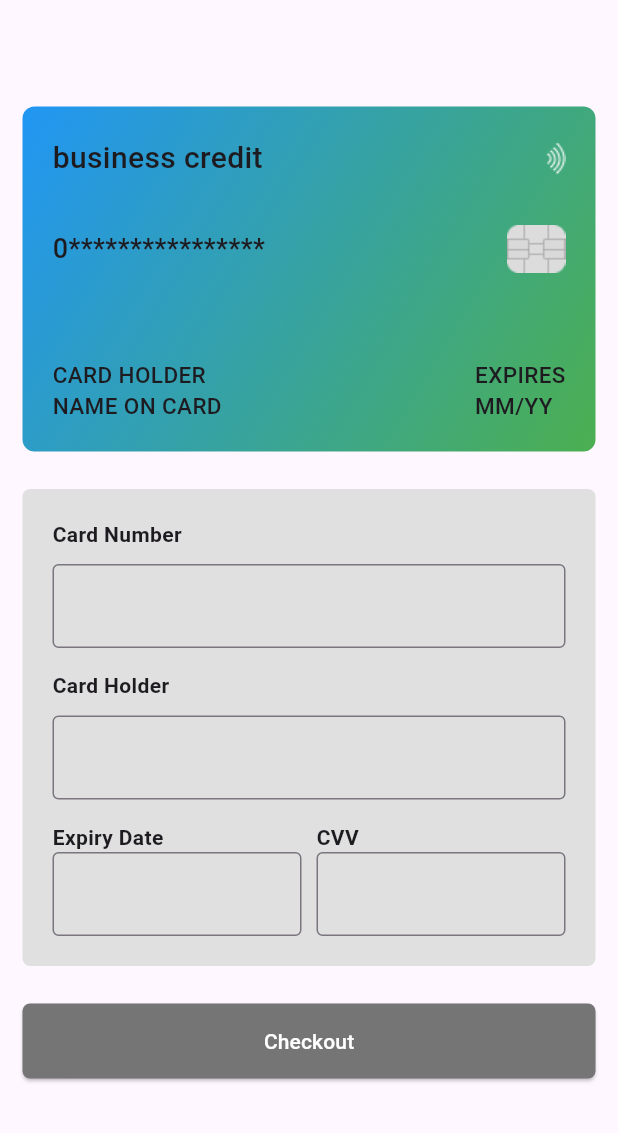
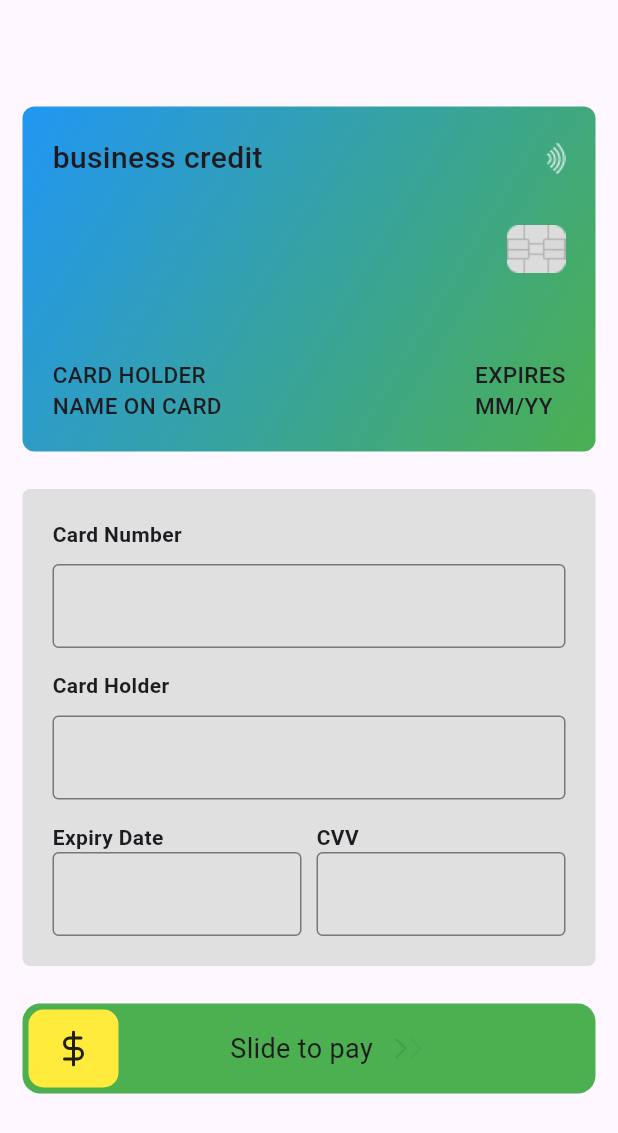
Before and after one commit to AyomideCharles/Animated-FlipCard-Checkout, a Flutter app: the screen it shows after launch, on a phone screen of 412 x 824 dp. Shown: the top 1133 px of the screen. Run offline on Flutter 3.47's test engine with Material 3 defaults, Android fonts, the phone set to English and light mode, and no system bars; our stand-ins replace feather_icons.

Commit message:
feat: animated payment button added, yet to fix card revealed number

```diff
--- a/lib/home.dart
+++ b/lib/home.dart
@@ -1,4 +1,6 @@
+import 'package:bankcard_flip/widgets/payment_button.dart';
 import 'package:flutter/material.dart';
+import 'package:flutter/services.dart';
 
 class FlipCard extends StatefulWidget {
   const FlipCard({super.key});
@@ -47,6 +49,7 @@ class _FlipCardState extends State<FlipCard>
 
   @override
   Widget build(BuildContext context) {
+    final screenSize = MediaQuery.of(context).size;
     return Scaffold(
       appBar: AppBar(),
       body: SingleChildScrollView(
@@ -104,6 +107,10 @@ class _FlipCardState extends State<FlipCard>
                       decoration: const InputDecoration(
                         border: OutlineInputBorder(),
                       ),
+                      inputFormatters: [
+                        FilteringTextInputFormatter.digitsOnly,
+                        LengthLimitingTextInputFormatter(16)
+                      ],
                     ),
                     const SizedBox(
                       height: 15,
@@ -193,17 +200,21 @@ class _FlipCardState extends State<FlipCard>
               const SizedBox(
                 height: 25,
               ),
-              ElevatedButton(
-                  style: ElevatedButton.styleFrom(
-                      shape: RoundedRectangleBorder(
-                          borderRadius: BorderRadius.circular(5)),
-                      backgroundColor: Colors.grey.shade600,
-                      minimumSize: const Size(double.infinity, 50)),
-                  onPressed: () {},
-                  child: const Text(
-                    'Checkout',
-                    style: TextStyle(color: Colors.white),
-                  ))
+              PaymentButton(
+                enabled: true,
+                width: screenSize.width - 20 * 2,
+              ),
+              // ElevatedButton(
+              //     style: ElevatedButton.styleFrom(
+              //         shape: RoundedRectangleBorder(
+              //             borderRadius: BorderRadius.circular(5)),
+              //         backgroundColor: Colors.grey.shade600,
+              //         minimumSize: const Size(double.infinity, 50)),
+              //     onPressed: () {},
+              //     child: const Text(
+              //       'Checkout',
+              //       style: TextStyle(color: Colors.white),
+              //     ))
             ],
           ),
         ),
@@ -380,10 +391,22 @@ class _FlipCardState extends State<FlipCard>
   String generateMaskedCardNumber() {
     final String rawCardNumber = cardNumberController.text;
     const int totalDigits = 16;
+
+    if (rawCardNumber.length >= totalDigits) {
+      return rawCardNumber;
+    }
+
     final int enteredDigits = rawCardNumber.length;
-    final String maskedPart = '*' * (totalDigits - enteredDigits);
+    final int remainingDigits = totalDigits - enteredDigits;
+    final int fullGroups = enteredDigits ~/ 4;
+    final int lastGroupDigits = enteredDigits % 4;
 
-    return '$enteredDigits$maskedPart';
+    final String enteredPart =
+        List.generate(fullGroups, (_) => '****').join(' ');
+    final String lastGroup =
+        rawCardNumber.substring(enteredDigits - lastGroupDigits);
+
+    return '$enteredPart $lastGroup';
   }
 
 // back of the card
--- /dev/null
+++ b/lib/widgets/payment_button.dart
@@ -0,0 +1,328 @@
+import 'dart:math';
+
+import 'package:feather_icons/feather_icons.dart';
+import 'package:flutter/material.dart';
+
+const dragSnapDuration = Duration(milliseconds: 300);
+const draggableMinWidth = 60.0;
+
+class PaymentButton extends StatefulWidget {
+  const PaymentButton({
+    super.key,
+    this.enabled = false,
+    this.width = 100,
+  });
+
+  final bool enabled;
+  final double width;
+
+  @override
+  State<PaymentButton> createState() => _PaymentButtonState();
+}
+
+class _PaymentButtonState extends State<PaymentButton>
+    with TickerProviderStateMixin {
+  late final AnimationController loadingAnimationController;
+
+  double dragOffset = 0;
+  Duration dragDuration = Duration.zero;
+  static const draggableMinWidth = 60.0;
+
+  bool get canDrag => (status.isIdle || status.isPending) && !status.isSuccess;
+
+  PaymentStatus status = PaymentStatus.idle;
+
+  double get draggableMaxWidth => widget.width - 4 * 2;
+
+  double get maxDraggableDistance => draggableMaxWidth - draggableMinWidth;
+
+  double get dragThreshold => maxDraggableDistance * 0.8;
+
+  void _handleHorizontalDragStart(DragStartDetails details) {
+    if (dragDuration > Duration.zero) {
+      dragDuration = Duration.zero;
+    }
+  }
+
+  void _handleHorizontalDragUpdate(DragUpdateDetails details) {
+    if (canDrag) {
+      setState(() {
+        dragOffset =
+            (dragOffset + details.delta.dx).clamp(0, maxDraggableDistance);
+        if (!status.isPending) {
+          status = PaymentStatus.pending;
+        }
+      });
+    }
+  }
+
+  void _handleHorizontalDragEnd(DragEndDetails details) {
+    if (!status.isSuccess) {
+      dragDuration = dragSnapDuration;
+      if (dragOffset <= dragThreshold) {
+        setState(() {
+          dragOffset = 0;
+          status = PaymentStatus.idle;
+        });
+      } else {
+        setState(() {
+          dragOffset = maxDraggableDistance;
+          status = PaymentStatus.loading;
+        });
+        loadingAnimationController.repeat();
+        Future<void>.delayed(const Duration(milliseconds: 1500)).then((value) {
+          setState(() {
+            status = PaymentStatus.success;
+          });
+        });
+      }
+    }
+  }
+
+  @override
+  void initState() {
+    super.initState();
+    loadingAnimationController = AnimationController(
+      vsync: this,
+      duration: const Duration(milliseconds: 1000),
+    );
+  }
+
+  @override
+  void dispose() {
+    loadingAnimationController.dispose();
+    super.dispose();
+  }
+
+  @override
+  Widget build(BuildContext context) {
+    return Container(
+      decoration: BoxDecoration(
+          borderRadius: BorderRadius.circular(12),
+          // color: AppColors.black,
+          color: Colors.green),
+      height: 60,
+      padding: const EdgeInsets.all(4),
+      clipBehavior: Clip.hardEdge,
+      child: Stack(
+        children: [
+          Positioned.fill(
+            child: Padding(
+              padding: const EdgeInsets.only(left: draggableMinWidth),
+              child: Row(
+                mainAxisAlignment: MainAxisAlignment.center,
+                children: [
+                  const Text(
+                    'Slide to pay',
+                    style: TextStyle(fontSize: 18),
+                  ),
+                  const SizedBox(width: 10),
+                  _AnimatedArrows(enabled: widget.enabled),
+                ],
+              ),
+            ),
+          ),
+          AnimatedPositioned(
+            duration: dragDuration,
+            curve: Curves.easeOut,
+            top: 0,
+            left: 0,
+            bottom: 0,
+            width: draggableMinWidth + dragOffset,
+            child: GestureDetector(
+              onHorizontalDragUpdate: _handleHorizontalDragUpdate,
+              onHorizontalDragStart: _handleHorizontalDragStart,
+              onHorizontalDragEnd: _handleHorizontalDragEnd,
+              child: AnimatedBuilder(
+                animation: loadingAnimationController,
+                builder: (context, child) {
+                  return _buildDollarIcon(
+                    context,
+                    dragOffset: dragOffset,
+                    loadingAnimationValue: loadingAnimationController.value,
+                  );
+                },
+              ),
+            ),
+          ),
+          Positioned.fill(
+            child: AnimatedOpacity(
+              duration: const Duration(milliseconds: 300),
+              opacity: dragOffset >= dragThreshold && status.isPending ? 1 : 0,
+              curve: Curves.easeOut,
+              child: const Center(
+                child: Text(
+                  'Release to pay',
+                  style: TextStyle(fontSize: 18),
+                ),
+              ),
+            ),
+          ),
+          Positioned.fill(
+            child: AnimatedSlide(
+              duration: const Duration(milliseconds: 300),
+              offset: Offset(0, status.isSuccess ? 0 : 1),
+              curve: Curves.easeOut,
+              child: const Row(
+                mainAxisAlignment: MainAxisAlignment.center,
+                children: [
+                  Icon(Icons.check),
+                  SizedBox(width: 10),
+                  Center(
+                    child: Text(
+                      'Payment Successful',
+                      style: TextStyle(fontSize: 18),
+                    ),
+                  ),
+                ],
+              ),
+            ),
+          ),
+        ],
+      ),
+    );
+  }
+
+  Widget _buildDollarIcon(
+    BuildContext context, {
+    double dragOffset = 0,
+    double loadingAnimationValue = 0,
+  }) {
+    final yRotation = status.isPending
+        ? 4 * pi * (dragOffset / maxDraggableDistance)
+        : status.isLoading
+            ? 2 * pi * loadingAnimationValue
+            : 0.0;
+
+    Widget child = const SizedBox(
+      width: 60,
+      child: Center(
+        child: Icon(FeatherIcons.dollarSign),
+        // child: Image.asset(
+        //   'assets/icons/dollar.png',
+        //   width: 30,
+        // ),
+      ),
+    );
+
+    // y rotation - happens while loading OR dragging
+    child = Transform(
+      transform: Matrix4.identity()..rotateY(yRotation),
+      alignment: Alignment.center,
+      child: child,
+    );
+
+    // Slide animation - sliding the Dollar up on success
+    child = AnimatedSlide(
+      duration: const Duration(milliseconds: 300),
+      offset: Offset(0, status.isSuccess ? -1 : 0),
+      curve: Curves.easeOut,
+      child: child,
+    );
+
+    // Animate alignment & color
+    // Alignment is center as long as the status is not pending, which means
+    // the user is dragging and the dollar should follow the right edge of
+    // the dragged area
+    child = AnimatedContainer(
+      duration: const Duration(milliseconds: 300),
+      alignment: !status.isPending ? Alignment.center : Alignment.centerRight,
+      decoration: BoxDecoration(
+        // color: status.isSuccess ? AppColors.success : AppColors.primary,
+        color: status.isSuccess ? Colors.green : Colors.yellow,
+        borderRadius: BorderRadius.circular(10),
+      ),
+      child: child,
+    );
+
+    return child;
+  }
+}
+
+class _AnimatedArrows extends StatefulWidget {
+  const _AnimatedArrows({
+    this.enabled = false,
+  });
+
+  final bool enabled;
+
+  @override
+  State<_AnimatedArrows> createState() => __AnimatedArrowsState();
+}
+
+class __AnimatedArrowsState extends State<_AnimatedArrows>
+    with SingleTickerProviderStateMixin {
+  late final AnimationController _animationController;
+
+  @override
+  void initState() {
+    _animationController = AnimationController(
+      vsync: this,
+      duration: const Duration(milliseconds: 1500),
+    );
+    _animationController.repeat();
+    super.initState();
+  }
+
+  @override
+  void dispose() {
+    _animationController.dispose();
+    super.dispose();
+  }
+
+  @override
+  Widget build(BuildContext context) {
+    const offset = 10.0;
+    const count = 5;
+
+    return SizedBox(
+      width: (count + 1) * offset,
+      child: Stack(
+        children: List.generate(
+          count,
+          (index) => Positioned(
+            left: offset * index,
+            bottom: 0,
+            top: 0,
+            child: FadeTransition(
+              opacity: CurvedAnimation(
+                parent: _animationController,
+                curve: Interval(
+                  (index / count) * 0.5,
+                  1,
+                  curve: Curves.easeInOut,
+                ),
+              ),
+              child: const Icon(
+                Icons.arrow_forward_ios,
+                size: 17,
+              ),
+            ),
+          ),
+        ),
+      ),
+    );
+  }
+}
+
+enum PaymentStatus {
+  /// User has not interacted with the button
+  idle,
+
+  /// User has started dragging
+  pending,
+
+  /// User has released the button after reaching the end of the draggable area
+  loading,
+
+  /// Payment was successful
+  success;
+
+  bool get isSuccess => this == success;
+
+  bool get isLoading => this == loading;
+
+  bool get isPending => this == pending;
+
+  bool get isIdle => this == idle;
+}
--- a/pubspec.yaml
+++ b/pubspec.yaml
@@ -35,6 +35,7 @@ dependencies:
   # The following adds the Cupertino Icons font to your application.
   # Use with the CupertinoIcons class for iOS style icons.
   cupertino_icons: ^1.0.2
+  feather_icons: ^1.2.0
 
 dev_dependencies:
   flutter_test:
```
Also changed, not shown: lib/main.dart (+0 -15 lines), pubspec.lock.
